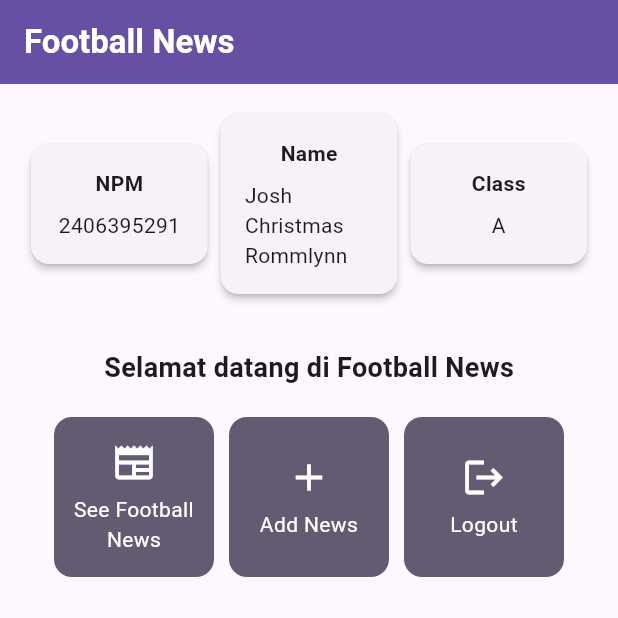
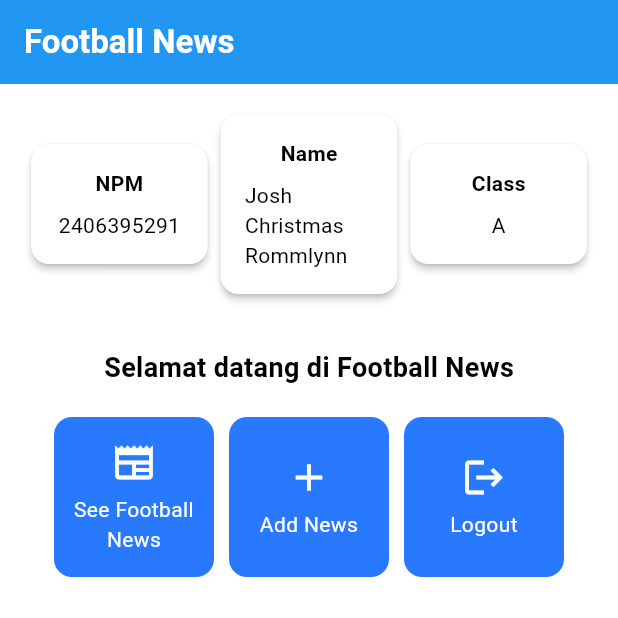
Before and after one commit to joshcr25/football-news-mobile, a Flutter app: the screen it shows after launch, on a phone screen of 412 x 824 dp, the top half of it. Run offline on Flutter 3.47's test engine with Material 3 defaults, Android fonts, the phone set to English and light mode, and no system bars.

Commit message:
Mengubah warna tema dari ungu menjadi biru

```diff
--- a/lib/main.dart
+++ b/lib/main.dart
@@ -29,9 +29,10 @@ class MyApp extends StatelessWidget {
         //
         // This works for code too, not just values: Most code changes can be
         // tested with just a hot reload.
+        colorScheme: ColorScheme.fromSwatch(primarySwatch: Colors.blue)
+ .copyWith(secondary: Colors.blueAccent[400]),
       ),
-      home: MyHomePage( colorScheme: ColorScheme.fromSwatch(primarySwatch: Colors.blue)
- .copyWith(secondary: Colors.blueAccent[400])),
+      home: MyHomePage( ),
     );
   }
 }
--- a/lib/menu.dart
+++ b/lib/menu.dart
@@ -1,7 +1,7 @@
 import 'package:flutter/material.dart';
 
 class MyHomePage extends StatelessWidget {
-    MyHomePage({super.key, required ColorScheme colorScheme}); //sudah ada pada code sebelumnya
+    MyHomePage({super.key});
 
     final String nama = "Josh Christmas Rommlynn"; //nama
     final String npm = "2406395291"; //npm
```
